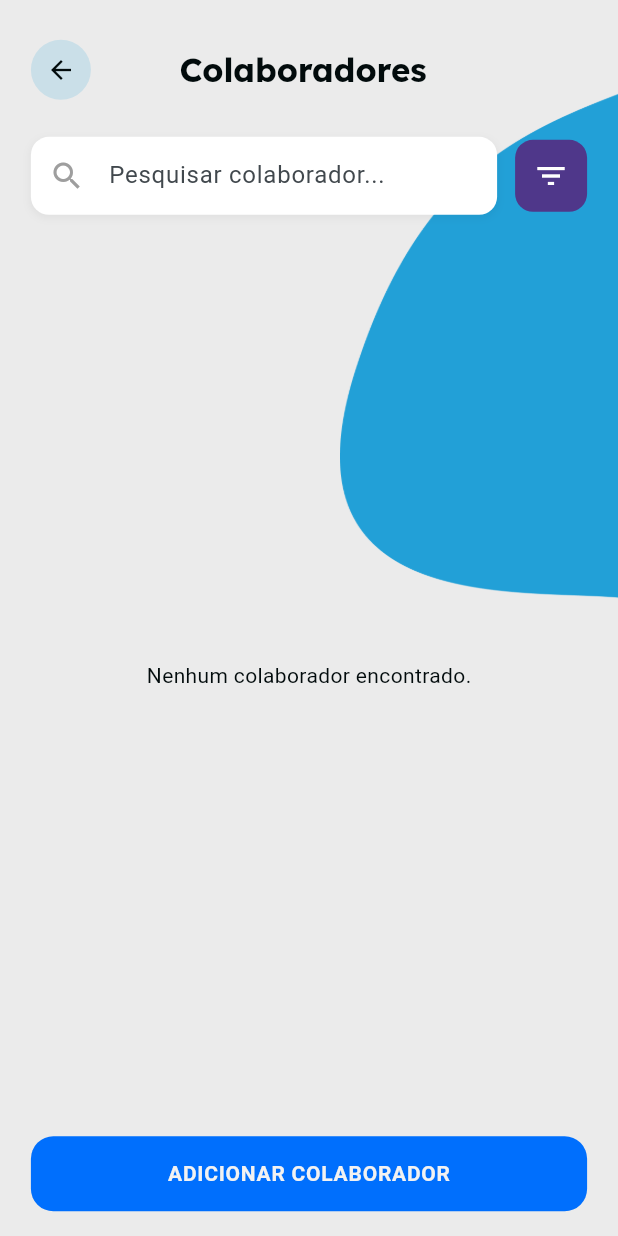
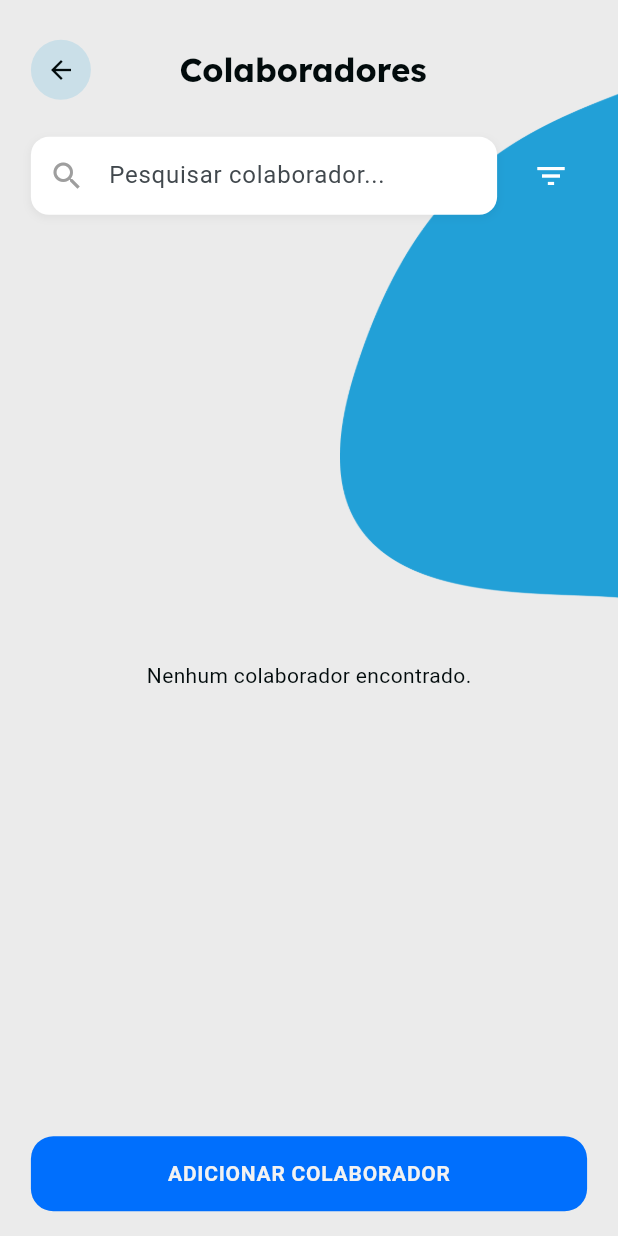
Before and after one commit to JonasNogueiraS/vektorIF, a Flutter app: the ListDetailsColaborators screen opened by its route, on a phone screen of 412 x 824 dp. Run offline on Flutter 3.47's test engine with Material 3 defaults, Android fonts, the phone set to English and light mode, and no system bars; our stand-ins replace cloud_firestore, firebase_auth, firebase_core, firebase_storage, google_fonts, image_picker; accounts and stored records are empty; generated files the repository leaves out were written again.

Commit message:
feat: substituir busca de colaboradores por nova implementação em search_functions.dart e remover código obsoleto

```diff
--- a/lib/screens/home/home_map.dart
+++ b/lib/screens/home/home_map.dart
@@ -89,7 +89,6 @@ class _HomeMapState extends State<HomeMap> {
         if (mounted) {
           setState(() {
             _mapUrl = url;
-            // Filtra setores
             _allSectors = sectors
                 .where((s) => s.mapX != null && s.mapY != null)
                 .toList();
--- a/lib/screens/lists/list_details_colaborators.dart
+++ b/lib/screens/lists/list_details_colaborators.dart
@@ -9,7 +9,7 @@ import 'package:vektor_if/core/widgets/custom_back_button.dart';
 import 'package:vektor_if/providers/auth_provider.dart';
 import 'package:vektor_if/providers/collaborator_provider.dart';
 import 'package:vektor_if/screens/lists/widgets/colaborators_cards.dart';
-import 'package:vektor_if/screens/lists/widgets/search_colaborators.dart';
+import 'package:vektor_if/screens/lists/widgets/search_functions.dart';
 
 class ListDetailsColaborators extends StatefulWidget {
   const ListDetailsColaborators({super.key});
--- a/lib/screens/lists/list_details_sectors.dart
+++ b/lib/screens/lists/list_details_sectors.dart
@@ -8,7 +8,7 @@ import 'package:vektor_if/core/widgets/confirmation_dialog.dart';
 import 'package:vektor_if/core/widgets/custom_back_button.dart';
 import 'package:vektor_if/providers/auth_provider.dart';
 import 'package:vektor_if/providers/sector_provider.dart';
-import 'package:vektor_if/screens/lists/widgets/search_colaborators.dart';
+import 'package:vektor_if/screens/lists/widgets/search_functions.dart';
 import 'package:vektor_if/screens/lists/widgets/sector_card.dart';
 
 class ListDetailsSectors extends StatefulWidget {
@@ -97,7 +97,7 @@ class _ListDetailsSectorsState extends State<ListDetailsSectors> {
                       });
                     },
                     onFilterTap: () {
-                      // Implementar filtros
+                      // sem filtro
                     },
                   ),
 
--- a/lib/screens/lists/widgets/search_colaborators.dart
+++ b/lib/screens/lists/widgets/search_functions.dart
@@ -42,8 +42,8 @@ class SearchList extends StatelessWidget {
         const SizedBox(width: 12),
         Container(
           decoration: BoxDecoration(
-            color: AppTheme.colorLogo,
-            borderRadius: BorderRadius.circular(12),
+            color: AppTheme.primaryBlue,
+            borderRadius: BorderRadius.circular(16),
           ),
           child: IconButton(
             icon: const Icon(Icons.filter_list, color: Colors.white),
```
